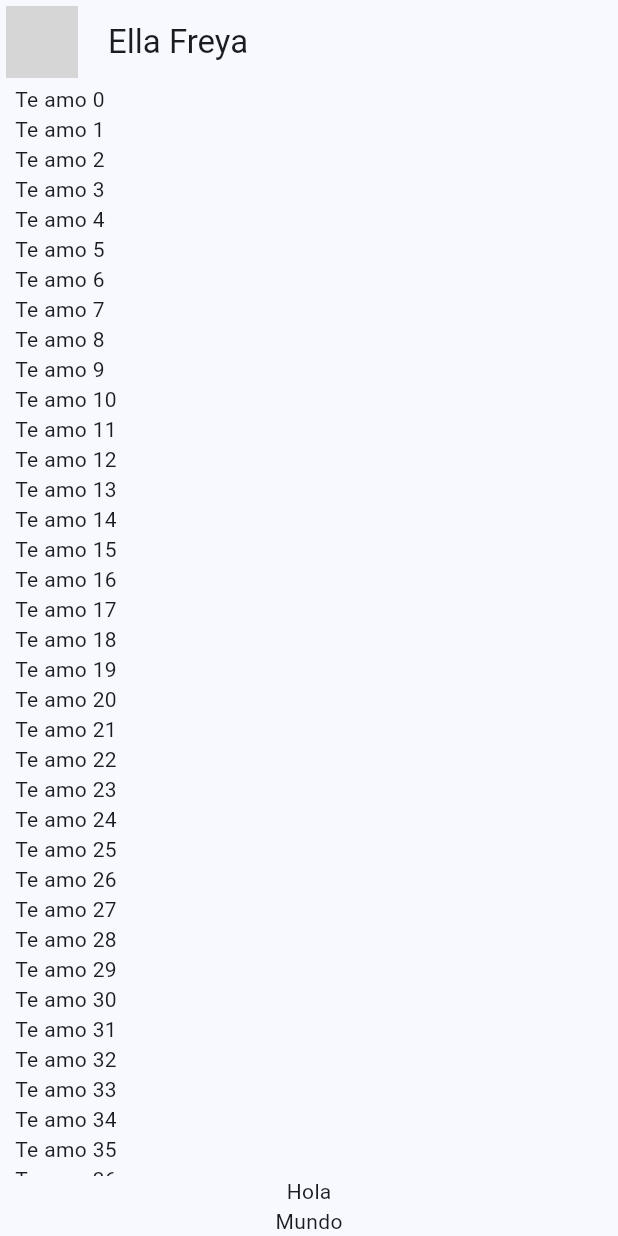
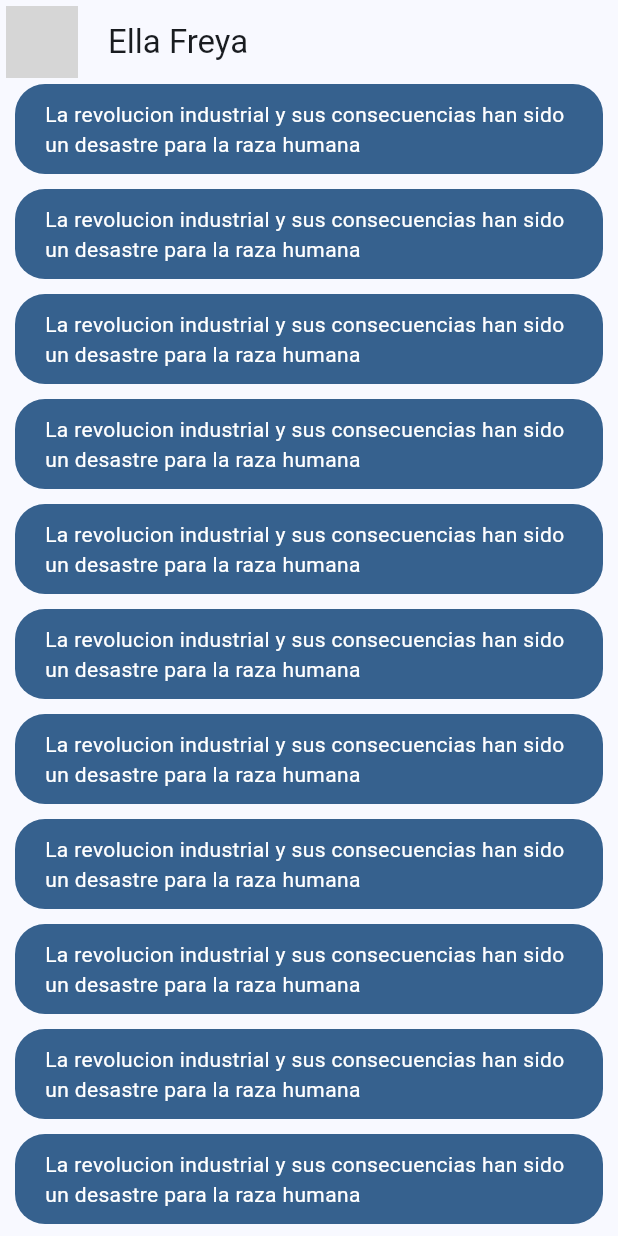
Before and after one commit to JeffersonCabello/Yes-No-Maybe-App, a Flutter app: the screen it shows after launch, on a phone screen of 412 x 824 dp. Run offline on Flutter 3.47's test engine with Material 3 defaults, Android fonts, the phone set to English and light mode, and no system bars; network calls fail; grey boxes are pictures that could not be loaded.

Commit message:
Mensajes propios

```diff
--- a/lib/main.dart
+++ b/lib/main.dart
@@ -1,6 +1,6 @@
 import 'package:flutter/material.dart';
 import 'package:yes_no_app/config/theme/app_theme.dart';
-import 'package:yes_no_app/presentation/chat/chat_screen.dart';
+import 'package:yes_no_app/presentation/screens/chat/chat_screen.dart';
 
 void main() => runApp(const MyApp());
 
--- a/lib/presentation/chat/chat_screen.dart
+++ b/lib/presentation/screens/chat/chat_screen.dart
@@ -1,6 +1,5 @@
-import 'package:flutter/cupertino.dart';
 import 'package:flutter/material.dart';
-import 'package:flutter/widgets.dart';
+import 'package:yes_no_app/presentation/widgets/chat/my_message_bubble.dart';
 
 class ChatScreen extends StatelessWidget {
   const ChatScreen({super.key});
@@ -37,11 +36,9 @@ class _ChatView extends StatelessWidget {
                 child: ListView.builder(
               itemCount: 100,
               itemBuilder: (context, index) {
-                return Text("Te amo $index");
+                return const MyMessageBubble();
               },
             )),
-            const Text("Hola"),
-            const Text("Mundo")
           ],
         ),
       ),
--- /dev/null
+++ b/lib/presentation/widgets/chat/my_message_bubble.dart
@@ -0,0 +1,20 @@
+import 'package:flutter/material.dart';
+
+class MyMessageBubble extends StatelessWidget {
+  const MyMessageBubble({Key? key}) : super(key: key);
+
+  @override
+  Widget build(BuildContext context) {
+    final colors = Theme.of(context).colorScheme;
+    return Column(
+      crossAxisAlignment: CrossAxisAlignment.end,
+      children: [Container(
+      decoration: BoxDecoration(
+        borderRadius: BorderRadius.circular(20.0),
+        color: colors.primary),
+      child: const Padding(padding: EdgeInsets.symmetric(horizontal: 20,vertical: 10),
+      child: Text('La revolucion industrial y sus consecuencias han sido un desastre para la raza humana',style: TextStyle(color: Colors.white),)),
+    ),
+    const SizedBox(height: 10,)],);
+  }
+}
```
Also changed, not shown: pubspec.lock.
